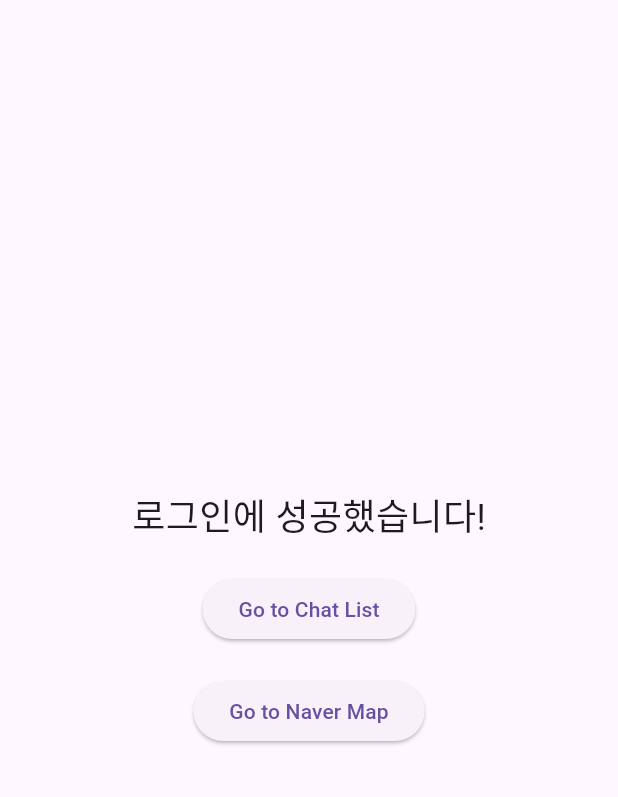
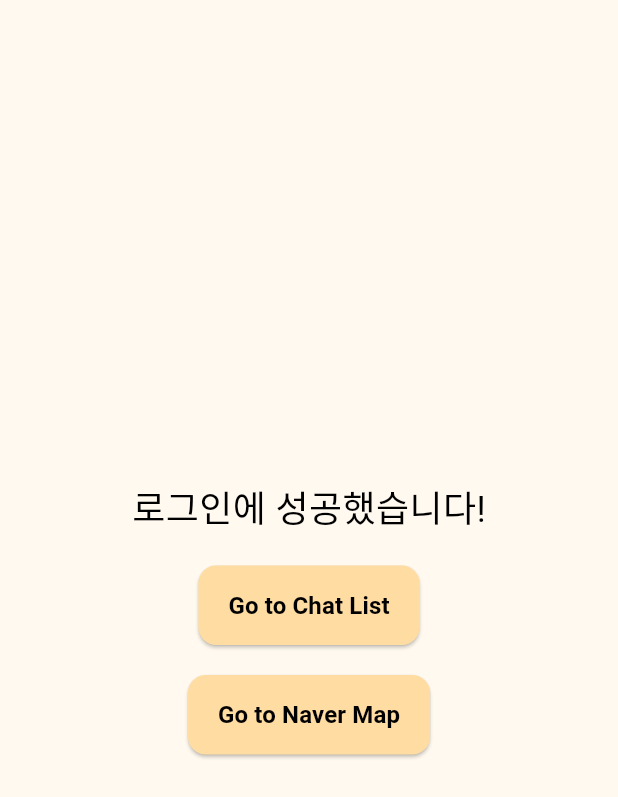
Before and after one commit to 20211066/Community, a Flutter app: the screen it shows once a user with an empty profile is signed in, on a phone screen of 412 x 824 dp. Shown: the top 797 px of the screen. Run offline on Flutter 3.47's test engine with Material 3 defaults, Android fonts, the phone set to English and light mode, and no system bars; our stand-ins replace cloud_firestore, firebase_auth, firebase_core, firebase_storage, geolocator, google_sign_in and 3 more; missing offline and left inert: flutter_naver_login, flutter_naver_map; accounts and stored records are empty.

Commit message:
UI 적용

```diff
--- a/lib/homePage.dart
+++ b/lib/homePage.dart
@@ -1,10 +1,10 @@
 import 'package:flutter/material.dart';
 import 'package:firebase_auth/firebase_auth.dart';
-import 'package:flutter_naver_map/flutter_naver_map.dart';
 import 'board_screen.dart';
 import 'naverMap.dart';
 import 'chatListScreen.dart';
 import 'my_profile_screen.dart';
+import 'notification_screen.dart';
 
 class HomePage extends StatefulWidget {
   @override
@@ -13,7 +13,6 @@ class HomePage extends StatefulWidget {
 
 class _HomePageState extends State<HomePage> {
   int _selectedIndex = -1; // 초기값을 -1로 설정 (하단 툴바도 숨기기)
-  bool _showAppBar = false; // 툴바 표시 여부
   bool _showBottomNavBar = false; // 하단 툴바 표시 여부
 
   // 각 탭에 매핑되는 화면 위젯
@@ -21,24 +20,18 @@ class _HomePageState extends State<HomePage> {
     BoardScreen(), // 놀이터
     ChatListScreen(),
     NaverMapExample(),
-    Center(child: Text('알림 화면', style: TextStyle(fontSize: 24))),
-    MyProfileScreen(),
+    NotificationsScreen(),
+    ProfileScreen(),
   ];
 
   void _onItemTapped(int index) {
     setState(() {
-      // 놀이터 탭을 클릭했을 때만 BoardScreen을 보이도록 설정
-      if (index == 0 && _selectedIndex == -1) {
-        _selectedIndex = 0;
-      } else {
-        _selectedIndex = index;
-      }
+      _selectedIndex = index;
     });
   }
 
   void _showBottomNavBarFunction() {
     setState(() {
-      _showAppBar = true; // 툴바 표시
       _showBottomNavBar = true; // 하단 툴바 표시
     });
   }
@@ -46,24 +39,7 @@ class _HomePageState extends State<HomePage> {
   @override
   Widget build(BuildContext context) {
     return Scaffold(
-      appBar: _showAppBar
-          ? AppBar(
-        title: Text(
-          ['놀이터', '톡톡', '지도', '알림', 'MY'][_selectedIndex],
-        ),
-        actions: _selectedIndex == 4
-            ? [
-          IconButton(
-            icon: const Icon(Icons.logout),
-            onPressed: () async {
-              await FirebaseAuth.instance.signOut();
-              Navigator.of(context).pushReplacementNamed('/login');
-            },
-          ),
-        ]
-            : null,
-      )
-          : null, // 툴바 숨기기
+      backgroundColor: Color(0xFFFFF9EF),
       body: _selectedIndex == -1
           ? Center(
         child: SingleChildScrollView(
@@ -73,7 +49,10 @@ class _HomePageState extends State<HomePage> {
             children: <Widget>[
               const Text(
                 '로그인에 성공했습니다!',
-                style: TextStyle(fontSize: 24),
+                style: TextStyle(
+                  fontSize: 24,
+                  color: Colors.black, // 검정색 글자
+                ),
               ),
               const SizedBox(height: 20),
               ElevatedButton(
@@ -83,7 +62,24 @@ class _HomePageState extends State<HomePage> {
                     _selectedIndex = 1; // 화면을 ChatListScreen으로 변경
                   });
                 },
-                child: const Text("Go to Chat List"),
+                style: ElevatedButton.styleFrom(
+                  backgroundColor: Color(0xFFFFDCA2),
+                  padding: const EdgeInsets.symmetric(
+                    vertical: 15,
+                    horizontal: 20,
+                  ),
+                  shape: RoundedRectangleBorder(
+                    borderRadius: BorderRadius.circular(12),
+                  ),
+                ),
+                child: const Text(
+                  "Go to Chat List",
+                  style: TextStyle(
+                    fontSize: 16,
+                    fontWeight: FontWeight.bold,
+                    color: Colors.black, // 검정색 글자
+                  ),
+                ),
               ),
               const SizedBox(height: 20),
               ElevatedButton(
@@ -93,7 +89,24 @@ class _HomePageState extends State<HomePage> {
                     _selectedIndex = 2; // 화면을 NaverMap으로 변경
                   });
                 },
-                child: const Text("Go to Naver Map"),
+                style: ElevatedButton.styleFrom(
+                  backgroundColor: Color(0xFFFFDCA2),
+                  padding: const EdgeInsets.symmetric(
+                    vertical: 15,
+                    horizontal: 20,
+                  ),
+                  shape: RoundedRectangleBorder(
+                    borderRadius: BorderRadius.circular(12),
+                  ),
+                ),
+                child: const Text(
+                  "Go to Naver Map",
+                  style: TextStyle(
+                    fontSize: 16,
+                    fontWeight: FontWeight.bold,
+                    color: Colors.black, // 검정색 글자
+                  ),
+                ),
               ),
             ],
           ),
@@ -107,32 +120,32 @@ class _HomePageState extends State<HomePage> {
         items: const <BottomNavigationBarItem>[
           BottomNavigationBarItem(
             icon: Icon(Icons.home, color: Colors.grey),
-            activeIcon: Icon(Icons.home, color: Colors.blue),
+            activeIcon: Icon(Icons.home, color: Color(0xFFFFDCA2)),
             label: '놀이터',
           ),
           BottomNavigationBarItem(
             icon: Icon(Icons.chat, color: Colors.grey),
-            activeIcon: Icon(Icons.chat, color: Colors.blue),
+            activeIcon: Icon(Icons.chat, color: Color(0xFFFFDCA2)),
             label: '톡톡',
           ),
           BottomNavigationBarItem(
             icon: Icon(Icons.map, color: Colors.grey),
-            activeIcon: Icon(Icons.map, color: Colors.blue),
+            activeIcon: Icon(Icons.map, color: Color(0xFFFFDCA2)),
             label: '지도',
           ),
           BottomNavigationBarItem(
             icon: Icon(Icons.notifications, color: Colors.grey),
-            activeIcon: Icon(Icons.notifications, color: Colors.blue),
+            activeIcon: Icon(Icons.notifications, color: Color(0xFFFFDCA2)),
             label: '알림',
           ),
           BottomNavigationBarItem(
             icon: Icon(Icons.person, color: Colors.grey),
-            activeIcon: Icon(Icons.person, color: Colors.blue),
+            activeIcon: Icon(Icons.person, color: Color(0xFFFFDCA2)),
             label: 'MY',
           ),
         ],
         currentIndex: _selectedIndex,
-        selectedItemColor: Colors.blue,
+        selectedItemColor: Color(0xFFFFDCA2),
         unselectedItemColor: Colors.grey,
         onTap: _onItemTapped,
       )
```
